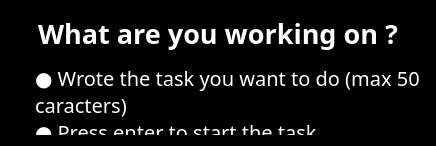
jdauphant/boxtime, file boxtime/views/protipswidget.ui: the form before one commit.
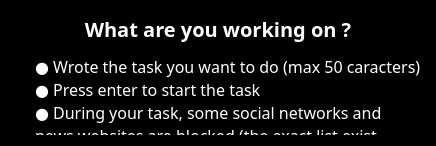
The form after the commit.

Commit message: Cross plaform font size

Patch:
```diff
--- a/boxtime/views/protipswidget.ui
+++ b/boxtime/views/protipswidget.ui
@@ -460,8 +460,8 @@
 &lt;html&gt;&lt;head&gt;&lt;meta name=&quot;qrichtext&quot; content=&quot;1&quot; /&gt;&lt;style type=&quot;text/css&quot;&gt;
 p, li { white-space: pre-wrap; }
 &lt;/style&gt;&lt;/head&gt;&lt;body style=&quot; font-family:'Nexa Light'; font-size:10pt; font-weight:400; font-style:normal;&quot; bgcolor=&quot;#000000&quot;&gt;
-&lt;p align=&quot;center&quot; style=&quot; margin-top:12px; margin-bottom:12px; margin-left:0px; margin-right:0px; -qt-block-indent:0; text-indent:0px;&quot;&gt;&lt;span style=&quot; font-family:'Nexa'; font-size:xx-large; font-weight:600; color:#ffffff;&quot;&gt;What are you working on ?&lt;/span&gt;&lt;/p&gt;
-&lt;p style=&quot; margin-top:12px; margin-bottom:12px; margin-left:20px; margin-right:0px; -qt-block-indent:0; text-indent:0px;&quot;&gt;&lt;span style=&quot; font-family:'Nexa'; font-size:x-large; color:#ffffff;&quot;&gt;● Wrote the task you want to do (max 50 caracters)&lt;br /&gt;● Press enter to start the task&lt;br /&gt;● During your task, some social networks and news websites are blocked (the exact list exist somewhere)&lt;br /&gt;&lt;/span&gt;&lt;/p&gt;&lt;/body&gt;&lt;/html&gt;</string>
+&lt;p align=&quot;center&quot; style=&quot; margin-top:12px; margin-bottom:12px; margin-left:0px; margin-right:0px; -qt-block-indent:0; text-indent:0px;&quot;&gt;&lt;span style=&quot; font-family:'Nexa'; font-size:x-large; font-weight:600; color:#ffffff;&quot;&gt;What are you working on ?&lt;/span&gt;&lt;/p&gt;
+&lt;p style=&quot; margin-top:12px; margin-bottom:12px; margin-left:20px; margin-right:0px; -qt-block-indent:0; text-indent:0px;&quot;&gt;&lt;span style=&quot; font-family:'Nexa'; font-size:large; color:#ffffff;&quot;&gt;● Wrote the task you want to do (max 50 caracters)&lt;br /&gt;● Press enter to start the task&lt;br /&gt;● During your task, some social networks and news websites are blocked (the exact list exist somewhere)&lt;br /&gt;&lt;/span&gt;&lt;/p&gt;&lt;/body&gt;&lt;/html&gt;</string>
      </property>
      <property name="acceptRichText">
       <bool>false</bool>
```
The commit also changes 1 other file.
